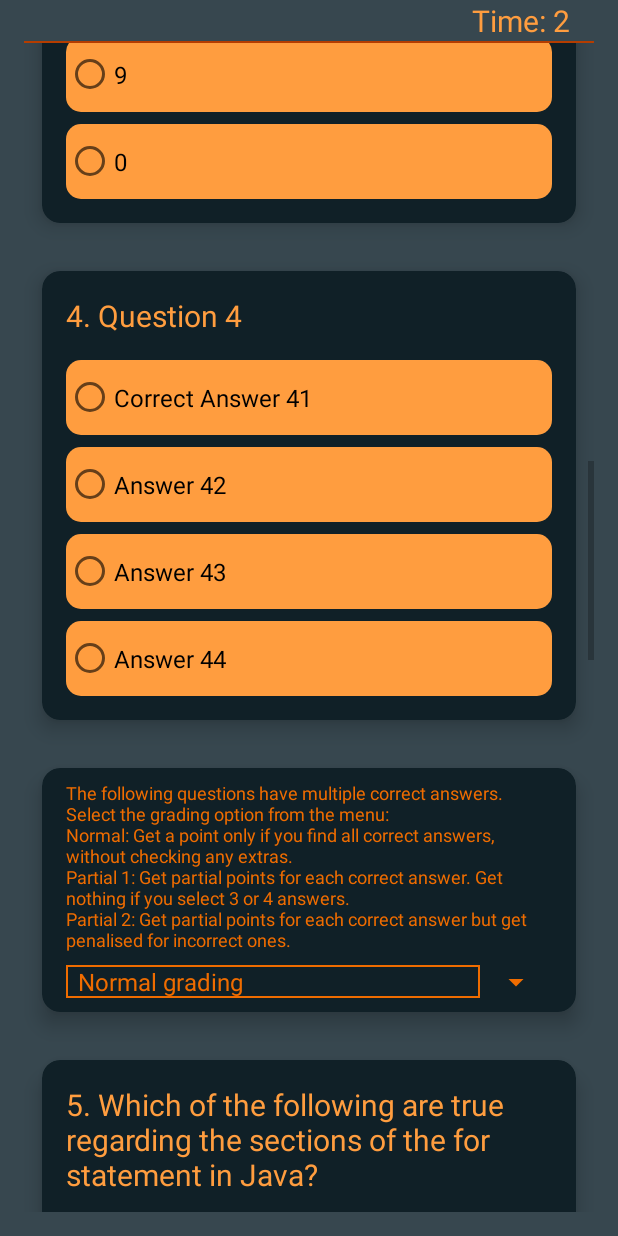
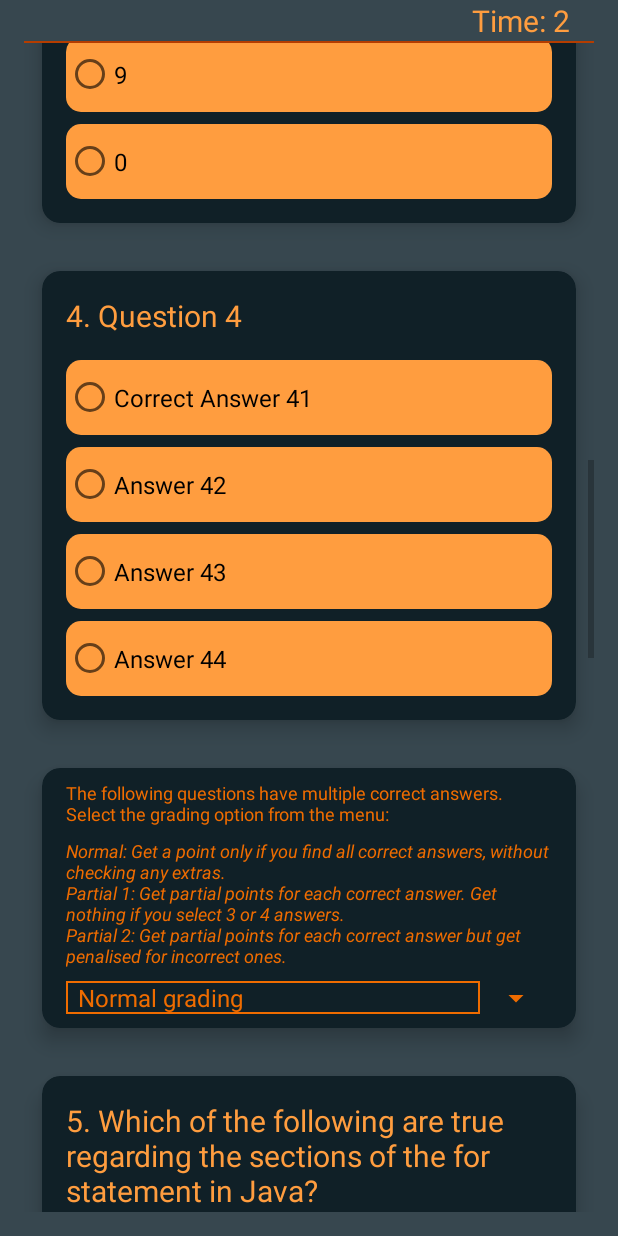
Before and after one commit to ccojocea/UdacityQuizProject, an Android app: the screen it shows after launch (MainActivity), scrolled down 1636 dp, on a phone screen of 412 x 824 dp. Run offline under Robolectric (Android 15) with nearby library versions, the phone set to English and light mode, and no system bars.

Commit message:
Fixed some strings

```diff
--- a/app/src/main/res/layout/main_activity.xml
+++ b/app/src/main/res/layout/main_activity.xml
@@ -350,6 +350,15 @@
                             android:text="@string/multiple_answer"
                             android:textColor="@color/colorSecondary"
                             android:textSize="@dimen/note_font_size"
+                            android:layout_marginBottom="@dimen/layout_margin_xs"/>
+
+                        <TextView
+                            android:layout_width="match_parent"
+                            android:layout_height="wrap_content"
+                            android:text="@string/multiple_answer_choices"
+                            android:textColor="@color/colorSecondary"
+                            android:textSize="@dimen/note_font_size"
+                            android:textStyle="italic"
                             android:layout_marginBottom="@dimen/layout_margin_xs"/>
 
                         <Spinner
--- a/app/src/main/res/values/strings.xml
+++ b/app/src/main/res/values/strings.xml
@@ -1,7 +1,8 @@
 <resources xmlns:xliff="urn:oasis:names:tc:xliff:document:1.2">
     <string name="app_name">Java Quiz</string>
     <string name="single_answer">The following questions have a single correct answer</string>
-    <string name="multiple_answer">The following questions have multiple correct answers. Select the grading option from the menu:\nNormal: Get a point only if you find all correct answers, without checking any extras.\nPartial 1: Get partial points for each correct answer. Get nothing if you select 3 or 4 answers.\nPartial 2: Get partial points for each correct answer but get penalised for incorrect ones.</string>
+    <string name="multiple_answer">The following questions have multiple correct answers. Select the grading option from the menu:</string>
+    <string name="multiple_answer_choices">Normal: Get a point only if you find all correct answers, without checking any extras.\nPartial 1: Get partial points for each correct answer. Get nothing if you select 3 or 4 answers.\nPartial 2: Get partial points for each correct answer but get penalised for incorrect ones.</string>
     <string name="edited_answer">Please type your answer to the following questions</string>
     <string name="final_score_button">Check your answers</string>
     <string name="h9">Please type your answer here 9</string>
```
